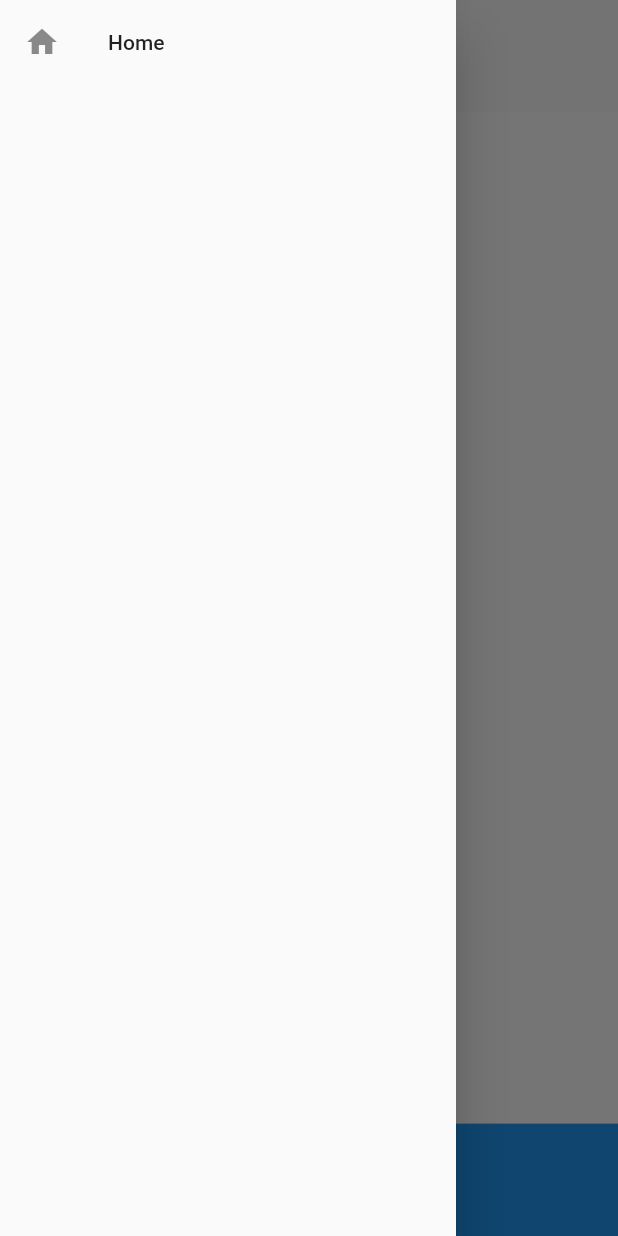
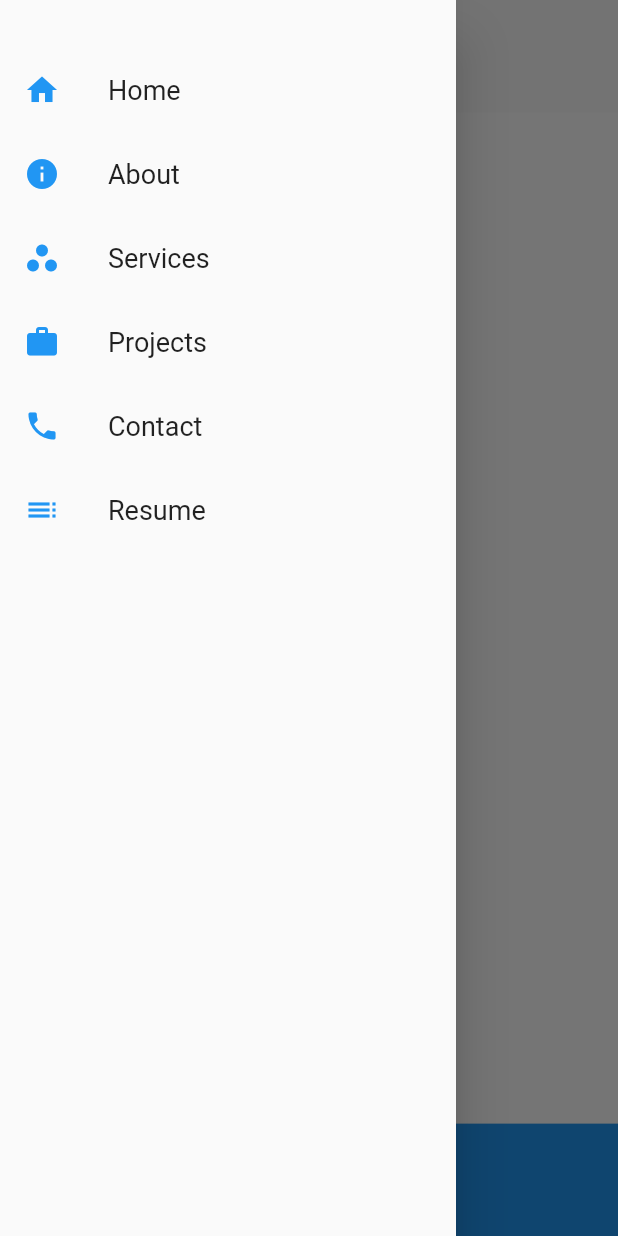
Before and after one commit to ahmedkhan4u/portfolio, a Flutter app: the screen it shows after launch, with the side drawer open, on a phone screen of 412 x 824 dp. Run offline on Flutter 3.47's test engine with Material 2 defaults, Android fonts, the phone set to English and light mode, and no system bars; our stand-ins replace google_fonts, responsive_sizer; Roboto replaces fonts that are missing (Laila).

Commit message:
Updated..
4th March 2023

```diff
--- a/lib/core/constants/constans.dart
+++ b/lib/core/constants/constans.dart
@@ -8,3 +8,8 @@ import 'package:responsive_sizer/responsive_sizer.dart';
    const kWidth16 = SizedBox(width: 16);
    const kWidth24 = SizedBox(width: 24);
    const kWidth32 = SizedBox(width: 32);
+
+
+   const kHeight32 = SizedBox(height: 32);
+
+   dynamic kHeight (h) => SizedBox(height: h);
--- a/lib/core/styles/text_styles.dart
+++ b/lib/core/styles/text_styles.dart
@@ -5,5 +5,9 @@ import 'package:responsive_sizer/responsive_sizer.dart';
 
 
 var headerTextBtnStyle = GoogleFonts.laila(
-textStyle: TextStyle(color: Colors.blue, fontSize: 14.sp, fontWeight: FontWeight.w400)
+textStyle: TextStyle(color: Colors.blue, fontSize: 18.px, fontWeight: FontWeight.w400)
 );
+
+var drawerListTextStyle = GoogleFonts.laila(
+textStyle: TextStyle(fontSize: 18.px, fontWeight: FontWeight.w400)
+);
--- a/lib/ui/main_screen/main_screen.dart
+++ b/lib/ui/main_screen/main_screen.dart
@@ -1,4 +1,6 @@
 import 'package:flutter/material.dart';
+import 'package:portfolio/core/constants/constans.dart';
+import 'package:portfolio/core/styles/text_styles.dart';
 import 'package:portfolio/ui/main_screen/main_screen_vm.dart';
 import 'package:portfolio/ui/sections/body/about_screen/about_screen.dart';
 import 'package:portfolio/ui/sections/body/contact_screen/contact_screen.dart';
@@ -8,7 +10,7 @@ import 'package:portfolio/ui/sections/body/resume_screen/resume_screen.dart';
 import 'package:portfolio/ui/sections/body/services_screen/services_screen.dart';
 import 'package:portfolio/ui/sections/header/header.dart';
 import 'package:provider/provider.dart';
-import 'package:responsive_builder/responsive_builder.dart';
+import 'package:responsive_sizer/responsive_sizer.dart';
 
 
 class MainScreen extends StatelessWidget {
@@ -24,8 +26,14 @@ class MainScreen extends StatelessWidget {
       return Scaffold(
         key: vm.globalKey,
       drawer: Drawer(child: ListView(
-        children: const [
-          ListTile(title: Text("Home"), leading: Icon(Icons.home),)
+        children: [
+          kHeight(32.px),
+          getListItem(title: "Home", onClick: (){vm.setIndex = 0; vm.openCloseDrawer();}, icon: Icons.home),
+          getListItem(title: "About", onClick: (){vm.setIndex = 1; vm.openCloseDrawer();}, icon: Icons.info,),
+          getListItem(title: "Services", onClick: (){vm.setIndex = 2; vm.openCloseDrawer();}, icon: Icons.workspaces),
+          getListItem(title: "Projects", onClick: (){vm.setIndex = 3;vm.openCloseDrawer();}, icon: Icons.work),
+          getListItem(title: "Contact", onClick: (){vm.setIndex = 4; vm.openCloseDrawer();}, icon: Icons.phone),
+          getListItem(title: "Resume", onClick: (){vm.setIndex = 5; vm.openCloseDrawer();}, icon: Icons.toc_outlined),
         ],
       ),),
 
@@ -67,4 +75,12 @@ class MainScreen extends StatelessWidget {
         default: return const SizedBox();
       }
     }
+
+    Widget getListItem({required title, required onClick, required icon}) {
+
+      return Material(child: InkWell( onTap: onClick, child:
+       ListTile(title: Text(title, style: drawerListTextStyle,),
+       leading: Icon(icon, color: Colors.blue,),)));
+    }
+
 }
--- a/lib/ui/sections/body/contact_screen/contact_screen.dart
+++ b/lib/ui/sections/body/contact_screen/contact_screen.dart
@@ -6,6 +6,6 @@ class ContactScreen extends StatelessWidget {
 
   @override
   Widget build(BuildContext context) {
-    return Center(child: Text("Home", style: headerTextBtnStyle,));
+    return Center(child: Text("Contact", style: headerTextBtnStyle,));
   }
 }
```
